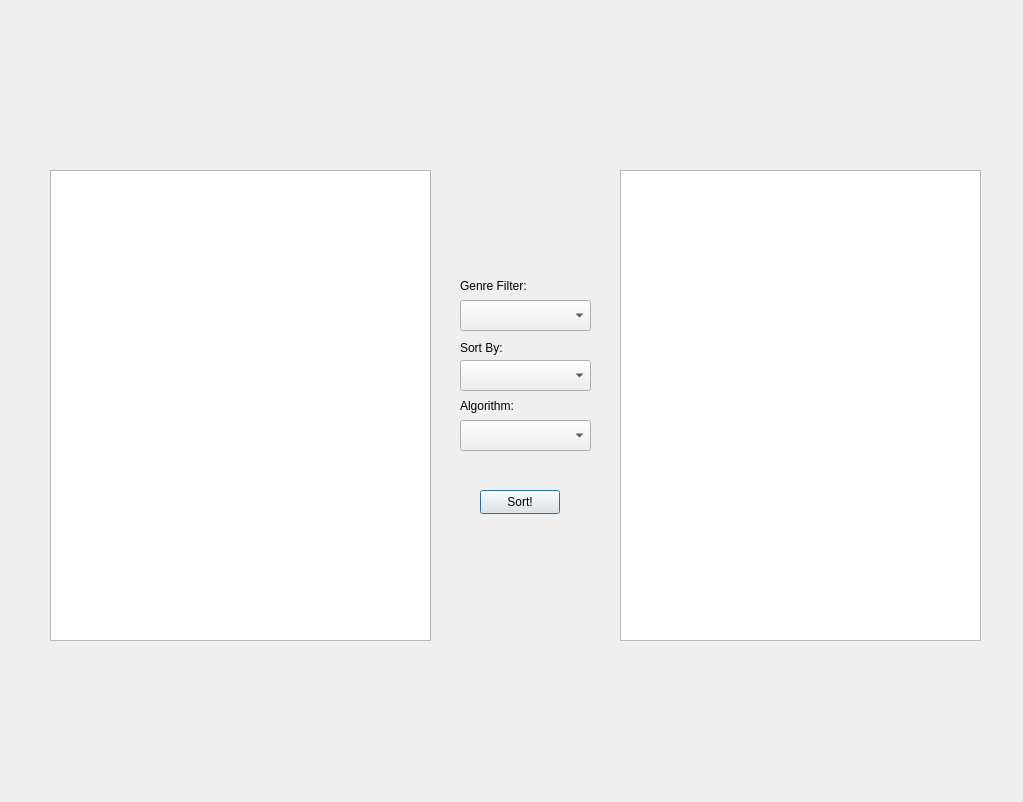
Before: the Qt Designer form listmaker.ui in Sparky626/Cinemania, drawn with Qt 5.
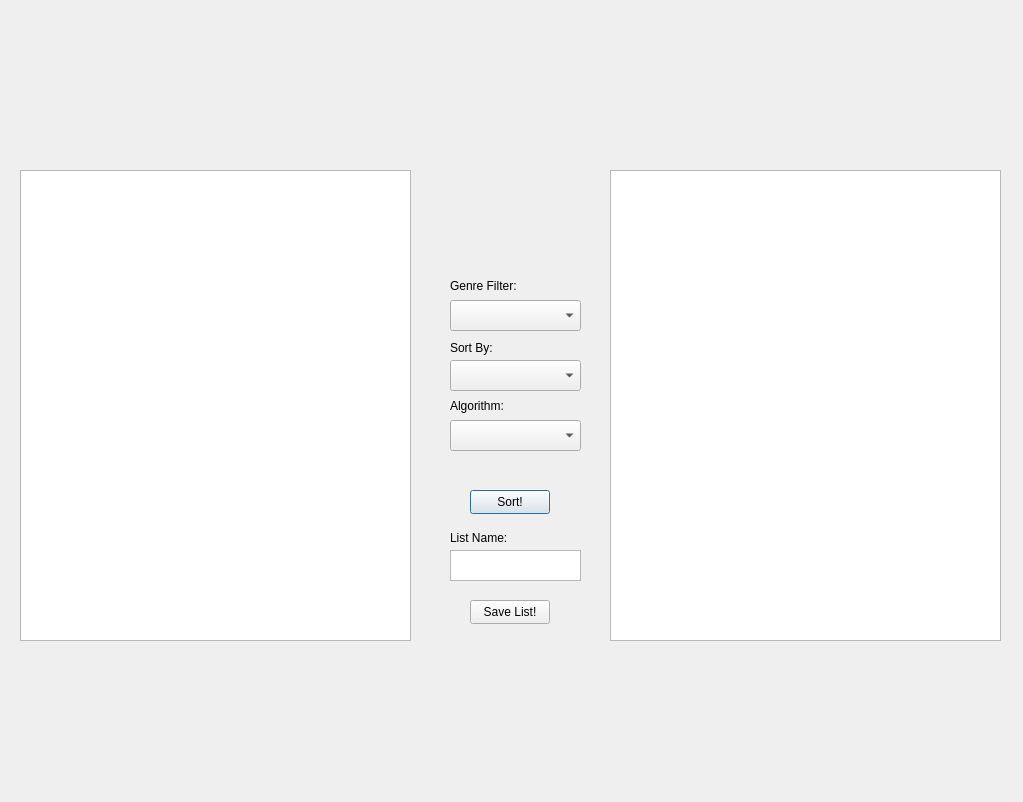
After: the same form once the commit is applied.

Commit message: Finalized Main GUI and Finalized List Viewer window.

Diff of the .ui file:
```diff
--- a/listmaker.ui
+++ b/listmaker.ui
@@ -16,9 +16,9 @@
   <widget class="QListWidget" name="listMovieWidget">
    <property name="geometry">
     <rect>
-     <x>50</x>
+     <x>20</x>
      <y>170</y>
-     <width>381</width>
+     <width>391</width>
      <height>471</height>
     </rect>
    </property>
@@ -26,7 +26,7 @@
   <widget class="QComboBox" name="comboGenreBox">
    <property name="geometry">
     <rect>
-     <x>460</x>
+     <x>450</x>
      <y>300</y>
      <width>131</width>
      <height>31</height>
@@ -36,10 +36,10 @@
   <widget class="QLabel" name="logo_label">
    <property name="geometry">
     <rect>
-     <x>350</x>
+     <x>380</x>
      <y>0</y>
-     <width>351</width>
-     <height>131</height>
+     <width>381</width>
+     <height>151</height>
     </rect>
    </property>
    <property name="text">
@@ -49,7 +49,7 @@
   <widget class="QLabel" name="genreLabel">
    <property name="geometry">
     <rect>
-     <x>460</x>
+     <x>450</x>
      <y>276</y>
      <width>71</width>
      <height>20</height>
@@ -62,7 +62,7 @@
   <widget class="QLabel" name="sortLabel">
    <property name="geometry">
     <rect>
-     <x>460</x>
+     <x>450</x>
      <y>340</y>
      <width>49</width>
      <height>16</height>
@@ -75,7 +75,7 @@
   <widget class="QComboBox" name="comboSortBox">
    <property name="geometry">
     <rect>
-     <x>460</x>
+     <x>450</x>
      <y>360</y>
      <width>131</width>
      <height>31</height>
@@ -85,7 +85,7 @@
   <widget class="QLabel" name="algoLabel">
    <property name="geometry">
     <rect>
-     <x>460</x>
+     <x>450</x>
      <y>396</y>
      <width>61</width>
      <height>20</height>
@@ -98,7 +98,7 @@
   <widget class="QComboBox" name="comboAlgoBox">
    <property name="geometry">
     <rect>
-     <x>460</x>
+     <x>450</x>
      <y>420</y>
      <width>131</width>
      <height>31</height>
@@ -108,17 +108,22 @@
   <widget class="QListWidget" name="listUserWidget">
    <property name="geometry">
     <rect>
-     <x>620</x>
+     <x>610</x>
      <y>170</y>
-     <width>361</width>
+     <width>391</width>
      <height>471</height>
     </rect>
    </property>
+   <property name="font">
+    <font>
+     <pointsize>14</pointsize>
+    </font>
+   </property>
   </widget>
   <widget class="QLabel" name="timer">
    <property name="geometry">
     <rect>
-     <x>420</x>
+     <x>400</x>
      <y>710</y>
      <width>221</width>
      <height>51</height>
@@ -136,7 +141,7 @@
   <widget class="QPushButton" name="sortPushButton">
    <property name="geometry">
     <rect>
-     <x>480</x>
+     <x>470</x>
      <y>490</y>
      <width>80</width>
      <height>24</height>
@@ -146,6 +151,42 @@
     <string>Sort!</string>
    </property>
   </widget>
+  <widget class="QPushButton" name="saveListButton">
+   <property name="geometry">
+    <rect>
+     <x>470</x>
+     <y>600</y>
+     <width>80</width>
+     <height>24</height>
+    </rect>
+   </property>
+   <property name="text">
+    <string>Save List!</string>
+   </property>
+  </widget>
+  <widget class="QTextEdit" name="listNameTextEdit">
+   <property name="geometry">
+    <rect>
+     <x>450</x>
+     <y>550</y>
+     <width>131</width>
+     <height>31</height>
+    </rect>
+   </property>
+  </widget>
+  <widget class="QLabel" name="listNameLabel">
+   <property name="geometry">
+    <rect>
+     <x>450</x>
+     <y>530</y>
+     <width>61</width>
+     <height>16</height>
+    </rect>
+   </property>
+   <property name="text">
+    <string>List Name:</string>
+   </property>
+  </widget>
  </widget>
  <resources/>
  <connections/>
```
The commit also changes 46 other files.
